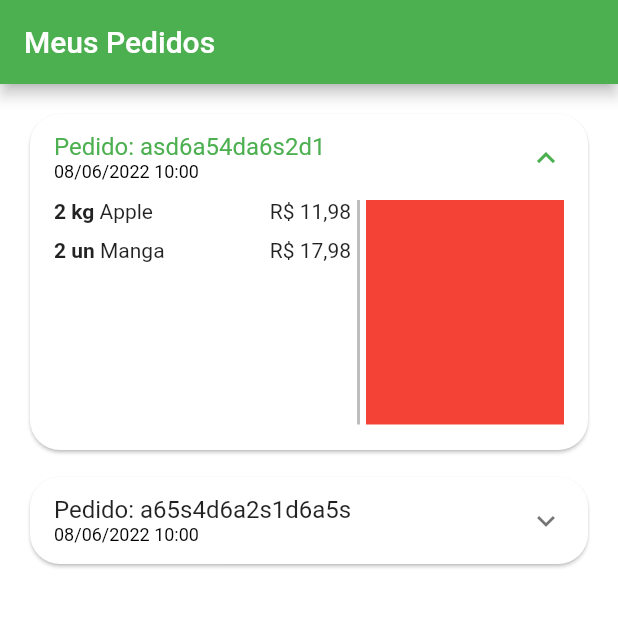
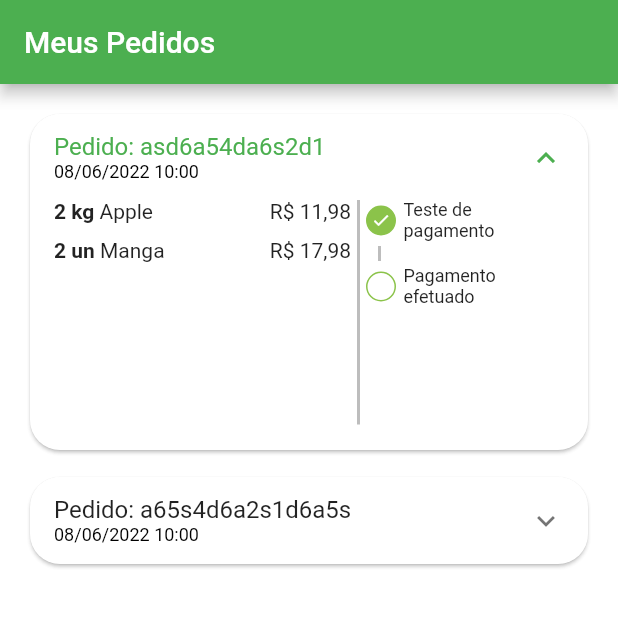
Before and after one commit to caduzinhoo/greengrocer, a Flutter app: the OrdersTab screen opened directly, after a tap on an icon or button, on a phone screen of 412 x 824 dp, the top half of it. Run offline on Flutter 3.47's test engine with Material 3 defaults, Android fonts, the phone set to English and light mode, and no system bars; our stand-ins replace animated_text_kit, mask_text_input_formatter.

Commit message:
atualização as 22h

```diff
--- a/lib/src/pages/orders/components/order_status_widget.dart
+++ b/lib/src/pages/orders/components/order_status_widget.dart
@@ -1,12 +1,107 @@
 import 'package:flutter/material.dart';
+import 'package:greengrocer/src/config/custom-colors.dart';
 
 class OrderStatusWidget extends StatelessWidget {
-  const OrderStatusWidget({super.key});
+
+ final String status;
+ final bool isOverdue;
+ final Map<String, int> allStatus = <String, int>{
+  'pending_payment':0,
+  'refunded' : 1,
+  'paid' : 2,
+  'preparing_purchase' : 3,
+  'shipping' : 4,
+  'delivered' : 5,
+ };
+
+  OrderStatusWidget({
+    required this.isOverdue,
+    required this.status,
+  });
+
+  @override
+  Widget build(BuildContext context) {
+    return Column(
+      crossAxisAlignment: CrossAxisAlignment.start,
+
+      children: [
+
+        _StatusDot(
+          title:'Teste de pagamento',
+          isActive: true,
+          ),
+
+          _CustomDivider(),
+
+        _StatusDot(
+          title: 'Pagamento efetuado',
+          isActive: false,
+          ),
+      ],
+    );
+  }
+}
+
+class _CustomDivider extends StatelessWidget {
+  const _CustomDivider({super.key,
+  });
 
   @override
   Widget build(BuildContext context) {
     return Container(
-      color: Colors.red
+      margin: EdgeInsets.symmetric(
+        horizontal: 8,
+        vertical: 3),
+      height: 10,
+      width: 2,
+      color: Colors.grey.shade400,
+      );
+}
+}
+
+
+class _StatusDot extends StatelessWidget {
+  final bool isActive;
+  final String title;
+  const _StatusDot({
+    required this.isActive,
+    required this.title,
+    });
+
+  @override
+  Widget build(BuildContext context) {
+    return Row(
+
+      children: [
+
+        // Dot
+        Container(
+          alignment: Alignment.center,
+          height: 20,
+          width: 20,
+          decoration: BoxDecoration(
+            shape: BoxShape.circle,
+            border: Border.all(
+              color: CustomColors.customSwatchColor,
+            ),
+
+            color: isActive? CustomColors.customSwatchColor : Colors.transparent,
+          ),
+          child: isActive? Icon(Icons.check, size: 13, color: Colors.white,) : SizedBox.shrink(),
+        ),
+
+        SizedBox(
+          width: 5,
+        ),
+
+        // Texto
+        Expanded(
+          child: Text(title, style: TextStyle(
+            fontSize: 12,
+
+          ),),
+        ),
+     ],
     );
   }
 }
--- a/lib/src/pages/orders/components/order_tile.dart
+++ b/lib/src/pages/orders/components/order_tile.dart
@@ -69,7 +69,10 @@ class OrderTile extends StatelessWidget {
                   // status do pedido
                   Expanded(
                     flex: 2,
-                    child: OrderStatusWidget(),
+                    child: OrderStatusWidget(
+                      status: order.status,
+                      isOverdue: order.overdueDateTime.isBefore(DateTime.now()),
+                    ),
                     ),
 
                 ],
```
